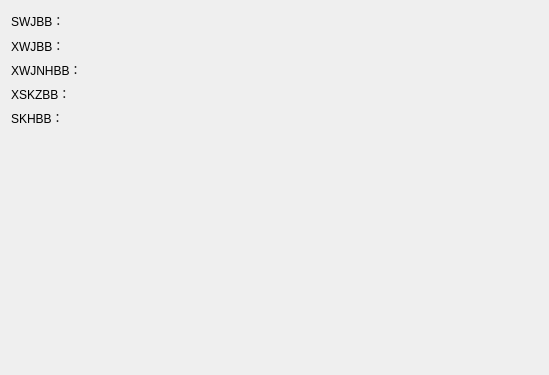
The window that forms/other/about.ui (zephyrrr/Camotics_modbus) describes before a commit, drawn with Qt 5.
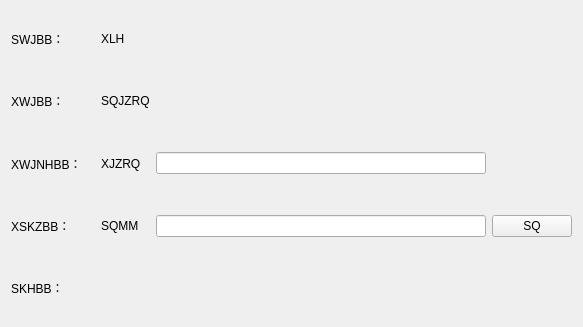
The same window after the commit. Custom widgets are drawn as their Qt base class.

```diff
--- a/forms/other/about.ui
+++ b/forms/other/about.ui
@@ -5,16 +5,68 @@
    <rect>
     <x>0</x>
     <y>0</y>
-    <width>549</width>
-    <height>375</height>
+    <width>583</width>
+    <height>327</height>
    </rect>
   </property>
   <property name="windowTitle">
    <string>about</string>
   </property>
-  <layout class="QVBoxLayout" name="verticalLayout">
+  <layout class="QVBoxLayout" name="verticalLayout" stretch="0">
+   <property name="sizeConstraint">
+    <enum>QLayout::SizeConstraint::SetDefaultConstraint</enum>
+   </property>
    <item>
     <layout class="QGridLayout" name="gridLayout">
+     <item row="0" column="1" alignment="Qt::AlignmentFlag::AlignLeft">
+      <widget class="QLabel" name="lblSoftVersion">
+       <property name="text">
+        <string/>
+       </property>
+      </widget>
+     </item>
+     <item row="2" column="2">
+      <widget class="QLabel" name="lblXjzrqTitle">
+       <property name="text">
+        <string>XJZRQ</string>
+       </property>
+      </widget>
+     </item>
+     <item row="2" column="1" alignment="Qt::AlignmentFlag::AlignLeft">
+      <widget class="QLabel" name="lblHardwareVersion4">
+       <property name="text">
+        <string/>
+       </property>
+      </widget>
+     </item>
+     <item row="3" column="1" alignment="Qt::AlignmentFlag::AlignLeft">
+      <widget class="QLabel" name="lblHardwareVersion2">
+       <property name="text">
+        <string/>
+       </property>
+      </widget>
+     </item>
+     <item row="1" column="3" alignment="Qt::AlignmentFlag::AlignLeft">
+      <widget class="QLabel" name="lblReg87Date">
+       <property name="text">
+        <string/>
+       </property>
+      </widget>
+     </item>
+     <item row="3" column="0">
+      <widget class="QLabel" name="label_3">
+       <property name="text">
+        <string>XSKZBB：</string>
+       </property>
+      </widget>
+     </item>
+     <item row="4" column="1" alignment="Qt::AlignmentFlag::AlignLeft">
+      <widget class="QLabel" name="lblHardwareVersion1">
+       <property name="text">
+        <string/>
+       </property>
+      </widget>
+     </item>
      <item row="0" column="0">
       <widget class="QLabel" name="label">
        <property name="text">
@@ -22,43 +74,51 @@
        </property>
       </widget>
      </item>
-     <item row="0" column="1">
-      <widget class="QLabel" name="lblSoftVersion">
+     <item row="2" column="3" alignment="Qt::AlignmentFlag::AlignVCenter">
+      <widget class="QLineEdit4Keyboard" name="txtReg87Date">
        <property name="text">
-        <string />
+        <string/>
+       </property>
+       <property name="frame">
+        <bool>true</bool>
        </property>
       </widget>
      </item>
       <item row="0" column="2">
-        <spacer name="horizontalSpacer">
-          <property name="orientation">
-            <enum>Qt::Orientation::Horizontal</enum>
-          </property>
-          <property name="sizeHint" stdset="0">
-            <size>
-              <width>40</width>
-              <height>20</height>
-            </size>
-          </property>
-        </spacer>
-      </item>
-      
-      <item row="1" column="0">
-        <widget class="QLabel" name="label_1">
+      <widget class="QLabel" name="lblXlhTitle">
+       <property name="text">
+        <string>XLH</string>
+       </property>
+      </widget>
+     </item>
+     <item row="3" column="2">
+      <widget class="QLabel" name="lblSqmmTitle">
+       <property name="text">
+        <string>SQMM</string>
+       </property>
+      </widget>
+     </item>
+     <item row="3" column="3" alignment="Qt::AlignmentFlag::AlignVCenter">
+      <widget class="QLineEdit4Keyboard" name="txtDecryptPassword">
           <property name="text">
-            <string>XWJBB：</string>
+        <string/>
           </property>
         </widget>
       </item>
-      <item row="1" column="1">
+     <item row="1" column="1" alignment="Qt::AlignmentFlag::AlignLeft">
         <widget class="QLabel" name="lblHardwareVersion3">
           <property name="text">
-            <string />
+        <string/>
           </property>
         </widget>
       </item>
-     
-
+     <item row="1" column="2">
+      <widget class="QLabel" name="lblSqjzrqTitle">
+       <property name="text">
+        <string>SQJZRQ</string>
+       </property>
+      </widget>
+     </item>
       <item row="2" column="0">
         <widget class="QLabel" name="label_2">
           <property name="text">
@@ -66,29 +126,6 @@
           </property>
         </widget>
       </item>
-      <item row="2" column="1">
-        <widget class="QLabel" name="lblHardwareVersion4">
-          <property name="text">
-            <string />
-          </property>
-        </widget>
-      </item>
-
-      <item row="3" column="0">
-        <widget class="QLabel" name="label_3">
-          <property name="text">
-            <string>XSKZBB：</string>
-          </property>
-        </widget>
-      </item>
-      <item row="3" column="1">
-        <widget class="QLabel" name="lblHardwareVersion2">
-          <property name="text">
-            <string />
-          </property>
-        </widget>
-      </item>
-
       <item row="4" column="0">
         <widget class="QLabel" name="label_4">
           <property name="text">
@@ -96,31 +133,39 @@
           </property>
         </widget>
       </item>
-      <item row="4" column="1">
-        <widget class="QLabel" name="lblHardwareVersion1">
+     <item row="1" column="0">
+      <widget class="QLabel" name="label_1">
           <property name="text">
-            <string />
+        <string>XWJBB：</string>
           </property>
         </widget>
       </item>
-    </layout>
-   </item>
-   <item>
-    <spacer name="verticalSpacer">
-     <property name="orientation">
-      <enum>Qt::Orientation::Vertical</enum>
-     </property>
-     <property name="sizeHint" stdset="0">
-      <size>
-       <width>20</width>
-       <height>40</height>
-      </size>
-     </property>
-    </spacer>
-   </item>
-  </layout>
+     <item row="0" column="3" alignment="Qt::AlignmentFlag::AlignLeft">
+      <widget class="QLabel" name="lblSerialNumber">
+       <property name="text">
+        <string/>
+       </property>
+      </widget>
+     </item>
+     <item row="3" column="4" alignment="Qt::AlignmentFlag::AlignVCenter">
+      <widget class="QPushButton" name="btnDecrypt">
+       <property name="text">
+        <string>SQ</string>
+       </property>
+      </widget>
+     </item>
+    </layout>
+   </item>
+  </layout>
  </widget>
- <layoutdefault spacing="6" margin="11" />
- <resources />
- <connections />
+ <layoutdefault spacing="6" margin="11"/>
+  <customwidgets>
+    <customwidget>
+      <class>QLineEdit4Keyboard</class>
+      <extends>QLineEdit</extends>
+      <header>widgets/qlineedit4axisvalue.h</header>
+    </customwidget>
+  </customwidgets>
+ <resources/>
+ <connections/>
 </ui>
```
Left out of the diff: 1 changed line with no effect on the pictures. Lines whose indentation alone changed are shown as unchanged.
